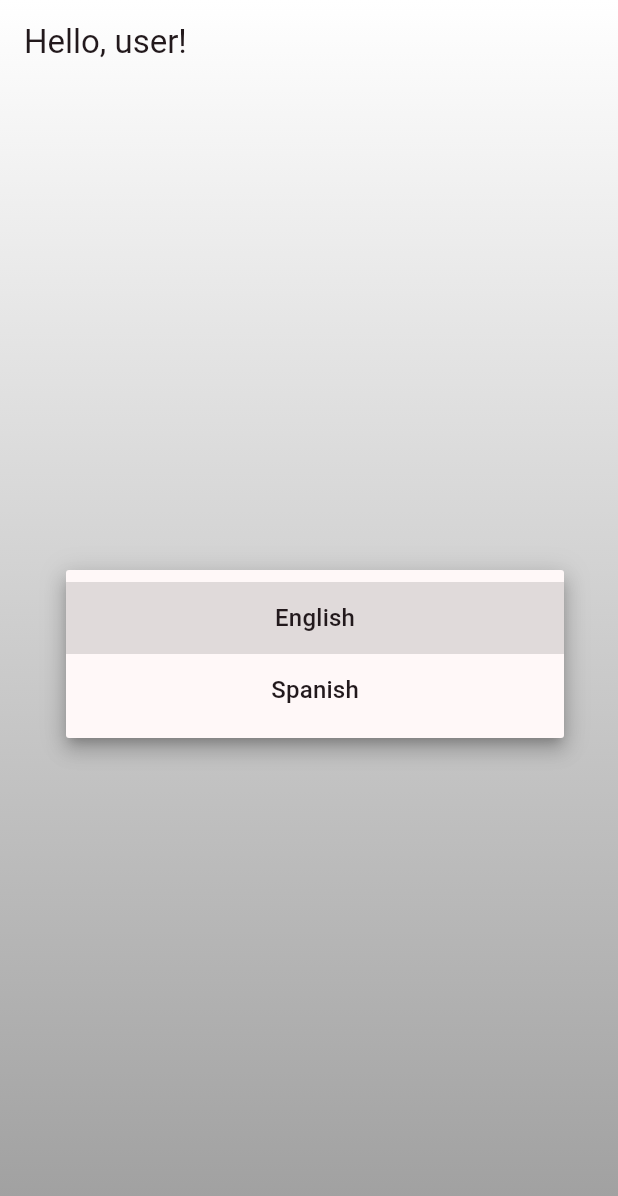
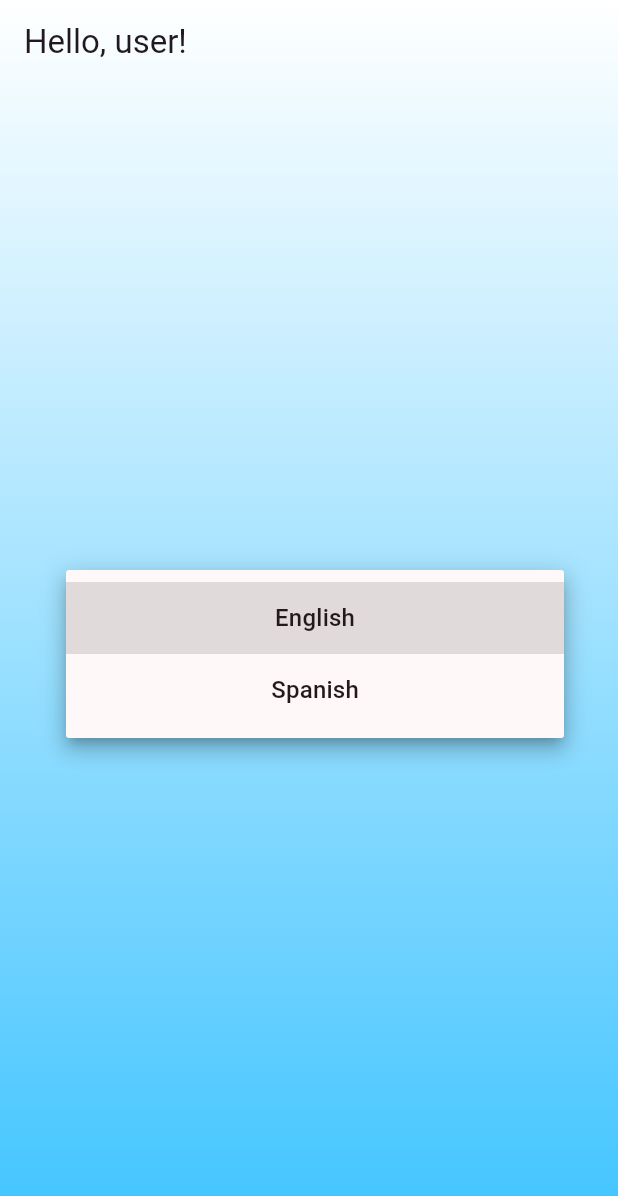
Before and after one commit to lukeschleder/localization_app, a Flutter app: the screen it shows after launch, after a tap on the "arrow drop down" icon, on a phone screen of 412 x 824 dp. Shown: the top 1196 px of the screen. Run offline on Flutter 3.47's test engine with Material 2 defaults, Android fonts, the phone set to English and light mode, and no system bars; generated files the repository leaves out were written again.

Commit message:
refactor dropdown into stand alone class and add blue color

```diff
--- a/lib/view/welcome_screen.dart
+++ b/lib/view/welcome_screen.dart
@@ -13,15 +13,28 @@ class WelcomeScreen extends StatelessWidget {
         backgroundColor: Colors.transparent,
         title: Text(AppLocalizations.of(context)!.helloUser),
       ),
-      body: Stack(
+      body: const Stack(
         children: [
-          const Background(),
+          Background(),
           Center(
             child: Padding(
-              padding: const EdgeInsets.symmetric(horizontal: 48),
-              child: Container(
-                padding:
-                    const EdgeInsets.symmetric(horizontal: 10, vertical: 5),
+              padding: EdgeInsets.symmetric(horizontal: 48),
+              child: DropDown(),
+            ),
+          ),
+        ],
+      ),
+    );
+  }
+}
+
+// making UI widgets their own class(vs returning Widget functions) improves performance
+class DropDown extends StatelessWidget {
+  const DropDown({Key? key}) : super(key: key);
+  @override
+  Widget build(BuildContext context) {
+    return Container(
+      padding: const EdgeInsets.symmetric(horizontal: 10, vertical: 5),
       decoration: BoxDecoration(
         color: Colors.white,
         border: Border.all(width: 2, color: Colors.black54),
@@ -31,8 +44,8 @@ class WelcomeScreen extends StatelessWidget {
         underline: const SizedBox.shrink(),
         isExpanded: true,
         items: AppLocalizations.supportedLocales
-                      .map<DropdownMenuItem<Locale>>((Locale item) =>
-                          DropdownMenuItem<Locale>(
+            .map<DropdownMenuItem<Locale>>(
+                (Locale item) => DropdownMenuItem<Locale>(
                       value: item,
                       child: Center(
                           child: Text(item.languageCode == 'en'
@@ -41,21 +54,15 @@ class WelcomeScreen extends StatelessWidget {
                     ))
             .toList(),
         // on change we trigger [setLocale] function in parent [AppState] class
-                  onChanged: (Locale? selectedLocale) => App.of(context)!
-                      .setLocale(selectedLocale ??
-                          AppLocalizations.supportedLocales.firstWhere(
-                              (element) => element.languageCode == 'en')),
-                ),
-              ),
-            ),
-          ),
-        ],
+        onChanged: (Locale? selectedLocale) => App.of(context)!.setLocale(
+            selectedLocale ??
+                AppLocalizations.supportedLocales
+                    .firstWhere((element) => element.languageCode == 'en')),
       ),
     );
   }
 }
 
-// making UI widgets their own class(vs returning Widget functions) improves performance
 class Background extends StatelessWidget {
   const Background({Key? key}) : super(key: key);
   @override
@@ -67,7 +74,7 @@ class Background extends StatelessWidget {
           end: Alignment.bottomCenter,
           colors: [
             Colors.white,
-            Colors.grey,
+            Colors.lightBlueAccent,
           ],
         ),
       ),
```
Also changed, not shown: assets/dropdown_closed.png (added), assets/dropdown_closed_english.png (deleted), assets/dropdown_open.png (added), assets/dropdown_open_spanish.png (deleted), 1 other file. Lines whose indentation alone changed are shown as unchanged.
